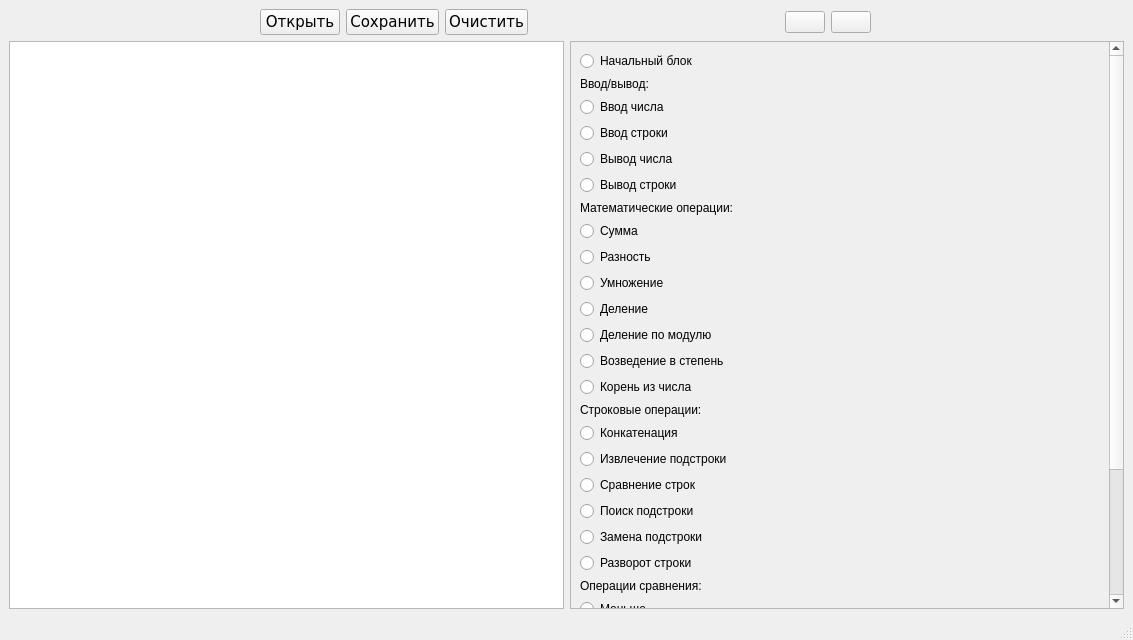
Above: mainwindow.ui from kera0106/visual_development_environment before the change. Below: the same form after it.
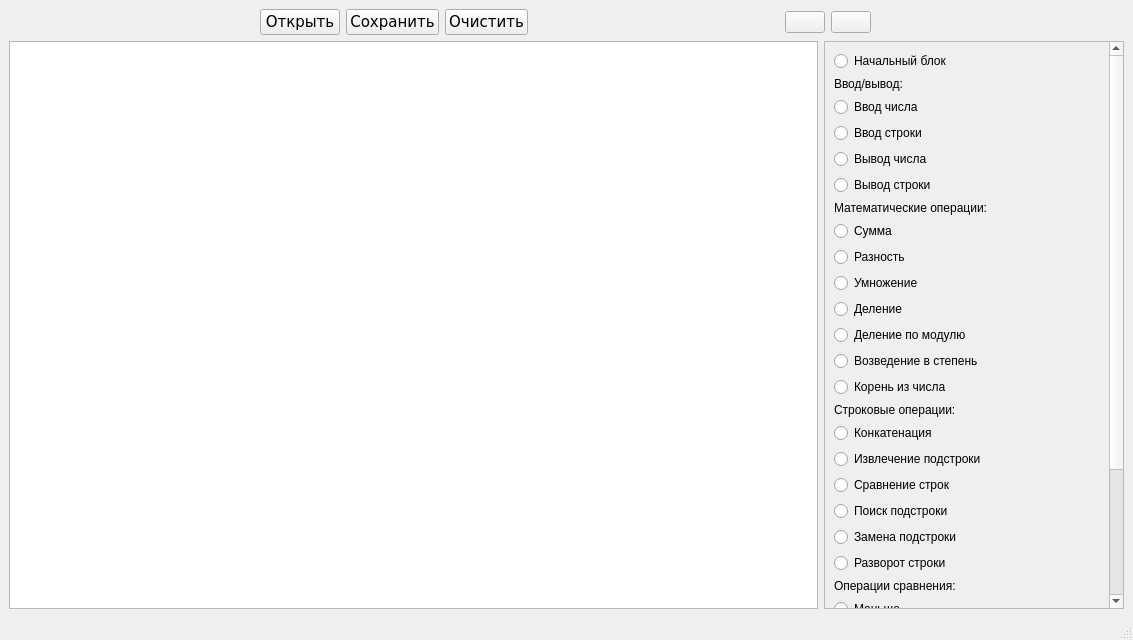
That is the form after the change. Icons and pictures are not drawn.

Commit message: fix menu size

The edit to the form file:
```diff
--- a/mainwindow.ui
+++ b/mainwindow.ui
@@ -161,6 +161,12 @@
       </item>
       <item>
        <widget class="QScrollArea" name="scrollArea">
+        <property name="maximumSize">
+         <size>
+          <width>300</width>
+          <height>16777215</height>
+         </size>
+        </property>
         <property name="widgetResizable">
          <bool>true</bool>
         </property>
@@ -168,9 +174,9 @@
          <property name="geometry">
           <rect>
            <x>0</x>
-           <y>-235</y>
-           <width>528</width>
-           <height>778</height>
+           <y>-202</y>
+           <width>277</width>
+           <height>746</height>
           </rect>
          </property>
          <layout class="QGridLayout" name="gridLayout">
```
Left out of the diff: 6 changed lines with no effect on the pictures.
